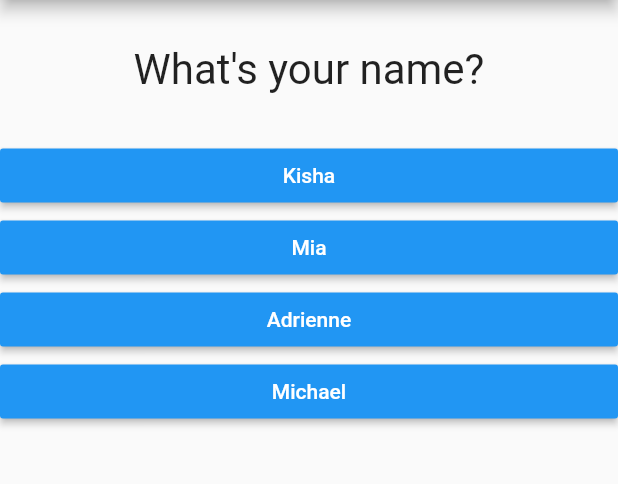
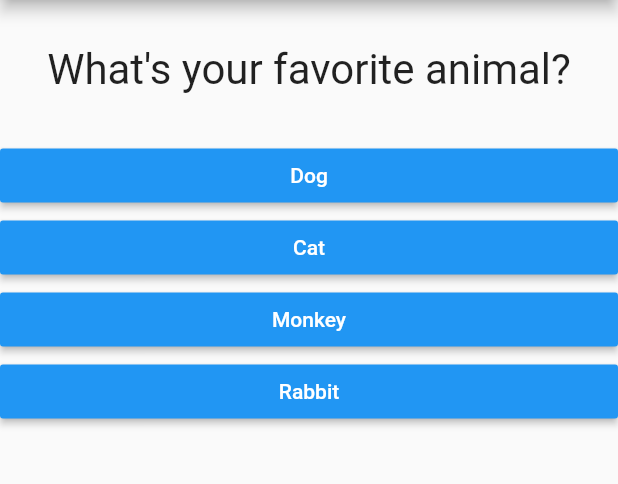
Before and after one commit to kishaprudente/flutter_complete_guide, a Flutter app: the screen it shows after launch, on a phone screen of 412 x 824 dp, the part 84-568 px from its top. Run offline on Flutter 3.47's test engine with Material 2 defaults, Android fonts, the phone set to English and light mode, and no system bars.

Commit message:
added scores and restart quiz

```diff
--- a/lib/main.dart
+++ b/lib/main.dart
@@ -15,22 +15,47 @@ class MyApp extends StatefulWidget {
 class _MyAppState extends State<MyApp> {
   final _questions = const [
     {
-      'questionText': 'What\'s your name?',
-      'answers': ['Kisha', 'Mia', 'Adrienne', 'Michael'],
+      'questionText': 'What\'s your favorite animal?',
+      'answers': [
+        {'text': 'Dog', 'score': 10},
+        {'text': 'Cat', 'score': 5},
+        {'text': 'Monkey', 'score': 3},
+        {'text': 'Rabbit', 'score': 1}
+      ],
     },
     {
       'questionText': 'What\'s your favourite color?',
-      'answers': ['Mauve', 'Lavender', 'Pink', 'Cyan'],
+      'answers': [
+        {'text': 'Mauve', 'score': 10},
+        {'text': 'Lavender', 'score': 3},
+        {'text': 'Red', 'score': 5},
+        {'text': 'Green', 'score': 1}
+      ],
     },
     {
       'questionText': 'What\'s your favourite hobby?',
-      'answers': ['Coding', 'Eating', 'Sleeping', 'None of the above'],
+      'answers': [
+        {'text': 'Coding', 'score': 10},
+        {'text': 'Sleeping', 'score': 5},
+        {'text': 'Eating', 'score': 8},
+        {'text': 'Dreaming', 'score': 1}
+      ],
     },
   ];
 
   var _questionIndex = 0;
+  var _totalScore = 0;
 
-  void _answerQuestion() {
+  void _resetQuiz() {
+    setState(() {
+      _questionIndex = 0;
+      _totalScore = 0;
+    });
+  }
+
+  void _answerQuestion(int score) {
+    _totalScore += score;
+
     setState(() {
       _questionIndex = _questionIndex + 1;
     });
@@ -53,7 +78,7 @@ class _MyAppState extends State<MyApp> {
                 questionIndex: _questionIndex,
                 questions: _questions,
               )
-            : Result(),
+            : Result(_totalScore, _resetQuiz),
       ),
     );
   }
--- a/lib/quiz.dart
+++ b/lib/quiz.dart
@@ -18,8 +18,9 @@ class Quiz extends StatelessWidget {
     return Column(
       children: [
         Question(questions[questionIndex]['questionText']),
-        ...(questions[questionIndex]['answers'] as List<String>).map((answer) {
-          return Answer(answerQuestion, answer);
+        ...(questions[questionIndex]['answers'] as List<Map<String, Object>>)
+            .map((answer) {
+          return Answer(() => answerQuestion(answer['score']), answer['text']);
         }).toList()
       ],
     );
```
Also changed, not shown: lib/result.dart (+33 -1 lines).
